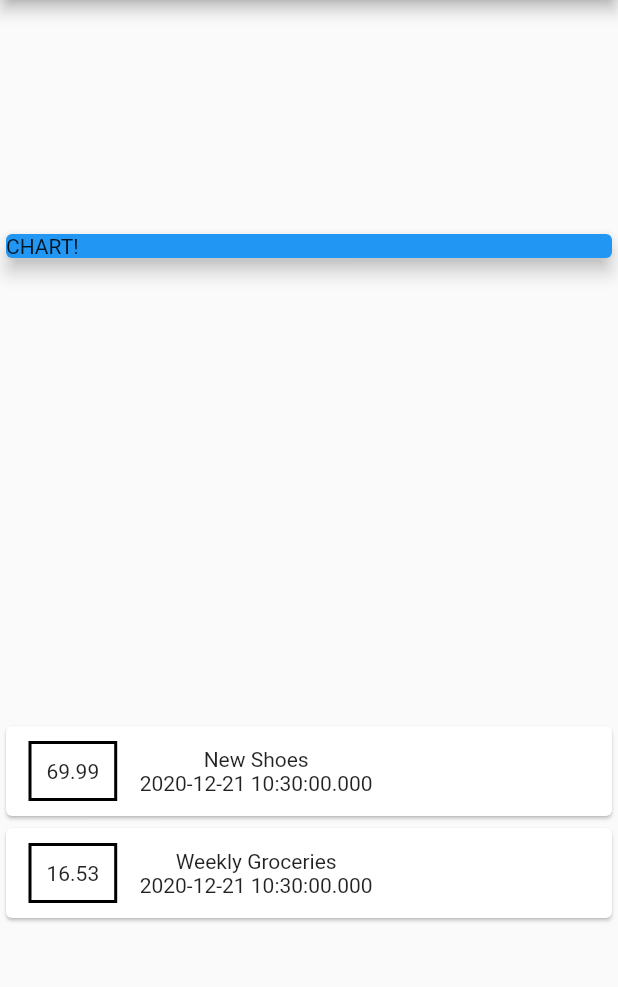
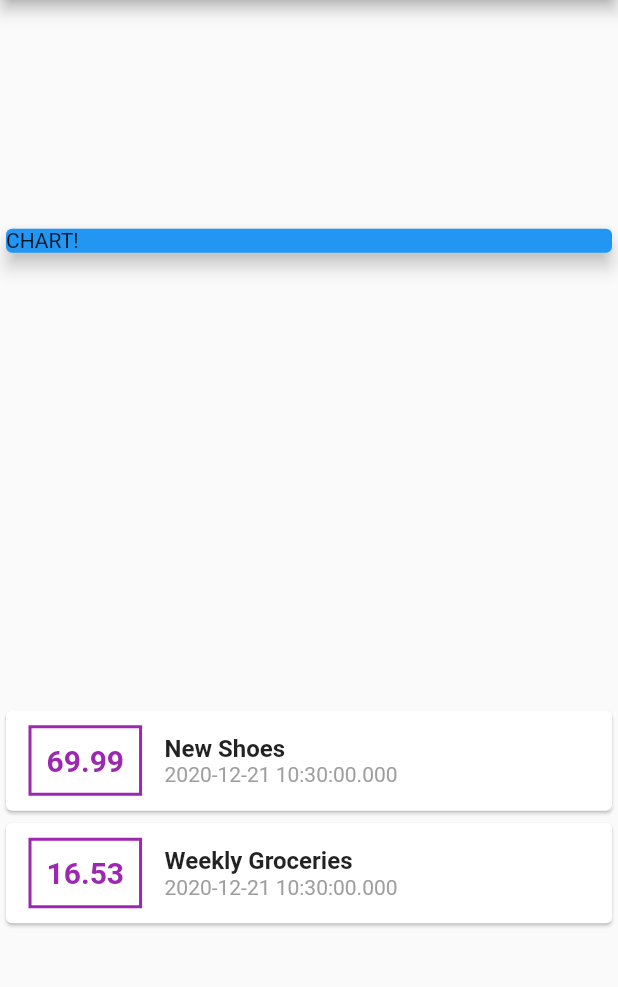
Before and after one commit to VinuBalagopalAP/PersonalExpensesApp, a Flutter app: the screen it shows after launch, on a phone screen of 412 x 824 dp, the part 84-1071 px from its top. Run offline on Flutter 3.47's test engine with Material 2 defaults, Android fonts, the phone set to English and light mode, and no system bars.

Commit message:
Styling Text

```diff
--- a/lib/main.dart
+++ b/lib/main.dart
@@ -62,18 +62,35 @@ class MyHomePage extends StatelessWidget {
                             ),
                             decoration: BoxDecoration(
                               border: Border.all(
-                                color: Colors.black,
+                                color: Colors.purple,
                                 width: 2,
                               ),
                             ),
                             padding: EdgeInsets.all(10),
                             child: Text(
                               tx.amount.toString(),
+                              style: TextStyle(
+                                fontWeight: FontWeight.bold,
+                                fontSize: 20,
+                                color: Colors.purple,
+                              ),
                             )),
                         Column(
+                          crossAxisAlignment: CrossAxisAlignment.start,
                           children: <Widget>[
-                            Text(tx.title),
-                            Text(tx.date.toString())
+                            Text(
+                              tx.title,
+                              style: TextStyle(
+                                fontSize: 16,
+                                fontWeight: FontWeight.bold,
+                              ),
+                            ),
+                            Text(
+                              tx.date.toString(),
+                              style: TextStyle(
+                                color: Colors.grey,
+                              ),
+                            )
                           ],
                         )
                       ],
```
